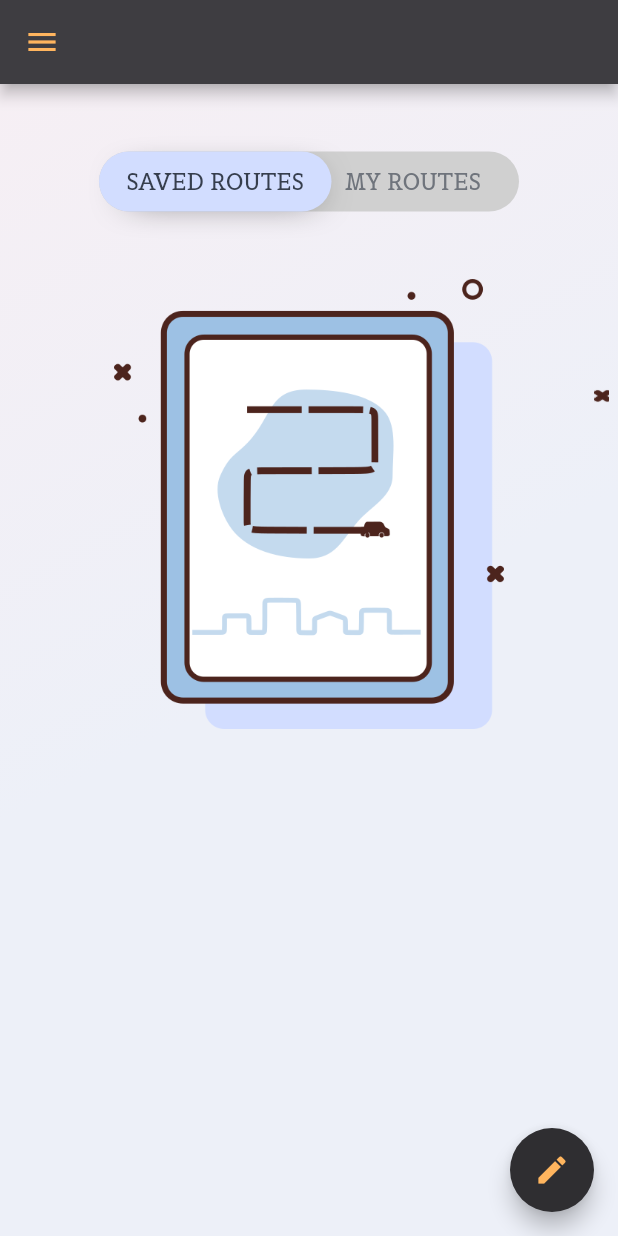
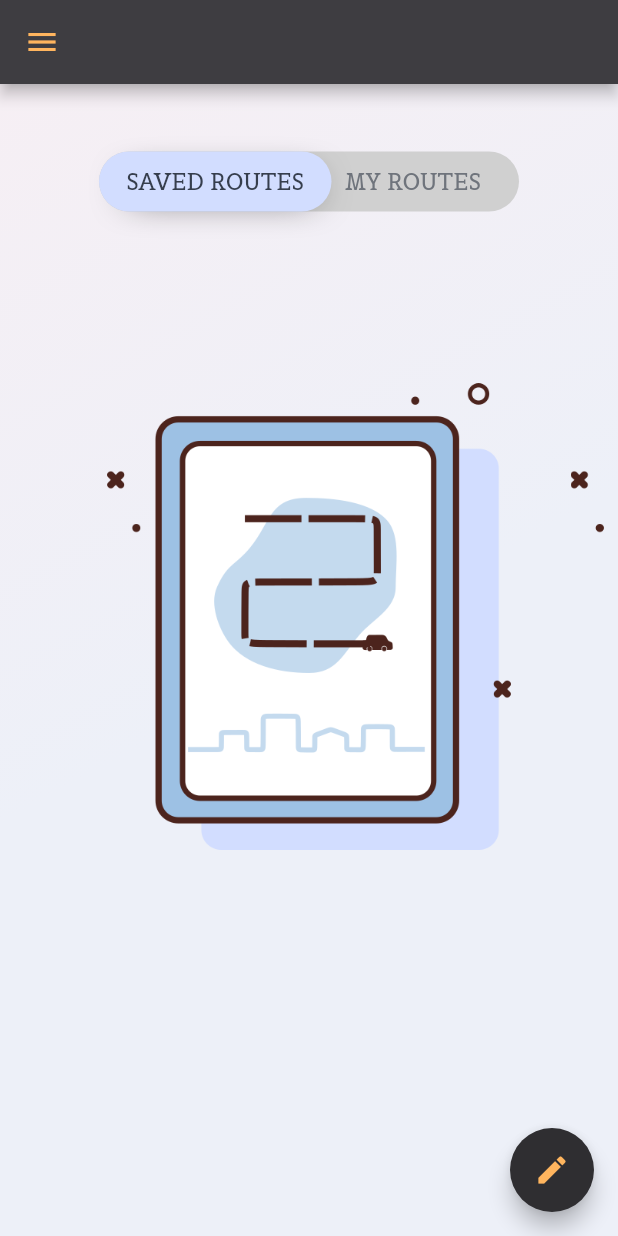
Before and after one commit to YourFoxy/uber, a Flutter app: the HomePage screen opened by its route, on a phone screen of 412 x 824 dp. Run offline on Flutter 3.47's test engine with Material 2 defaults, Android fonts, the phone set to English and light mode, and no system bars; our stand-ins replace cloud_firestore, csv, firebase_auth, firebase_core, firebase_storage, flutter_bloc and 5 more; accounts and stored records are empty.

Commit message:
card list 2.0

```diff
--- a/lib/pages/home_page.dart
+++ b/lib/pages/home_page.dart
@@ -247,8 +247,8 @@ class _HomePageState extends State<HomePage> {
                 ),
 
                 Container(
-                  height: 300,
-                  width: 400,
+                  height: 450,
+                  width: 600,
                   child: CardList(),
                 ),
                 // Container(
--- a/lib/widgets/card_list.dart
+++ b/lib/widgets/card_list.dart
@@ -1,3 +1,5 @@
+import 'dart:math';
+
 import '../scripts/index.dart';
 
 class CardList extends StatefulWidget {
@@ -8,7 +10,9 @@ class CardList extends StatefulWidget {
 }
 
 class _CardListState extends State<CardList> {
-  final _cardController = PageController(viewportFraction: 0.8);
+  double _viewportFraction = 0.75;
+
+  late final _cardController;
   var _currCardValue = 0.0;
 
   final double _scaleFactor = 0.7;
@@ -20,6 +24,7 @@ class _CardListState extends State<CardList> {
   @override
   void initState() {
     super.initState();
+    _cardController = PageController(viewportFraction: _viewportFraction);
     _cardController.addListener(() {
       setState(() {
         _currCardValue = _cardController.page!;
@@ -36,127 +41,160 @@ class _CardListState extends State<CardList> {
   @override
   Widget build(BuildContext context) {
     AssetImage assetImage = const AssetImage(routeCardUrl);
-    Image routeCard = Image(image: assetImage);
+    Image routeCard = Image(
+      image: assetImage,
+      // height: 300,
+    );
 
-    return PageView.builder(
+    return Container(
+      child: PageView.builder(
         controller: _cardController,
-      physics: const BouncingScrollPhysics(),
-      itemBuilder: (context, position) {
-        Matrix4 matrix = Matrix4.identity();
-        if (position == _currCardValue.floor()) {
-          _currentScale = 1 - (_currCardValue - position) * (1 - _scaleFactor);
-          _currentTransform = _height * (1 - _currentScale) / 2;
-          matrix = Matrix4.diagonal3Values(1.0, _currentScale, 1.0)
-            ..setTranslationRaw(0, _currentTransform, 0);
-        } else if (position == _currCardValue.floor() + 1) {
-          _currentScale = _scaleFactor +
-              (_currCardValue - position + 1) * (1 - _scaleFactor);
-          _currentTransform = _height * (1 - _currentScale) / 2;
-          matrix = Matrix4.diagonal3Values(1.0, _currentScale, 1.0)
-            ..setTranslationRaw(0, _currentTransform, 0);
-        } else if (position == _currCardValue.floor() - 1) {
-          _currentScale = 1 - (_currCardValue - position) * (1 - _scaleFactor);
-          var currTrans = _height * (1 - _currentScale) / 2;
-          matrix = Matrix4.diagonal3Values(1.0, _currentScale, 1.0)
-            ..setTranslationRaw(0, currTrans, 0);
+        itemBuilder: ((context, index) {
+          double pad = 20.0;
+          if (_cardController.page == index) {
+            pad = 0.0;
           } else {
-          _currentScale = 0.8;
-          matrix = Matrix4.diagonal3Values(1.0, _currentScale, 1.0)
-            ..setTranslationRaw(0, _height * (1 - _scaleFactor) / 2, 0);
+            pad = 20.0;
           }
-        return SizedBox(
-          //  height: 150,
-          //   width: 300,
-          child: Transform(
-            transform: matrix,
-            child: Padding(
-              padding: const EdgeInsets.symmetric(horizontal: 5),
-              child: GestureDetector(
-                child: Container(
-                  // height: 200,
-                  // width: 100,
-                  child: routeCard,
+          //  double scale = max(_viewportFraction,
+          //    (2.0 - (_cardController.page - index).abs()) + _viewportFraction);
+          return
+              //Padding(
+              // padding: EdgeInsets.symmetric(
+              // vertical: 100 - scale * 20, horizontal: 10),
+              //child:
+              Padding(
+            padding: EdgeInsets.all(pad),
+            child: Container(child: routeCard),
+          );
+          // Container(
+          //   //height: 100,
+          //   // width: 100,
+          //   color: AppColors.buttonColor,
+          // ),
+          //  );
+        }),
       ),
-                // child: Align(
-                //   alignment: Alignment.topCenter,
-                //   child: Stack(
-                //     children: [
-                //       Container(
-                //         padding: const EdgeInsets.only(left: 20, top: 20),
-                //         height: 220,
-                //         width: MediaQuery.of(context).size.width - 20,
-                //         margin: const EdgeInsets.only(right: 5, left: 5),
-                //         decoration: BoxDecoration(
-                //             borderRadius: BorderRadius.circular(30),
-                //             color: position.isEven
-                //                 ? Color(0xFF69c5df)
-                //                 : Color(0xFF9294cc),
-                //             image: DecorationImage(
-                //                 fit: BoxFit.cover,
-                //                 image: AssetImage("img/food0.png"))),
-                //       ),
-                //       Align(
-                //         alignment: Alignment.bottomCenter,
-                //         child: Container(
-                //           margin: const EdgeInsets.only(
-                //               bottom: 40, left: 35, right: 35),
-                //           width: double.maxFinite,
-                //           height: 120,
-                //           decoration: BoxDecoration(
-                //               borderRadius: BorderRadius.circular(20),
-                //               color: Colors.white,
-                //               boxShadow: [
-                //                 BoxShadow(
-                //                     color: Color(0xFFe8e8e8),
-                //                     blurRadius: 5.0,
-                //                     offset: Offset(0, 5)),
-                //                 BoxShadow(
-                //                     color: Colors.white, offset: Offset(-5, 0)),
-                //                 BoxShadow(
-                //                     color: Colors.white, offset: Offset(5, 0))
-                //               ]),
-                //           child: Container(
-                //             padding: const EdgeInsets.only(
-                //                 top: 20, left: 15, right: 15),
-                //             child: Column(
-                //               crossAxisAlignment: CrossAxisAlignment.start,
-                //               children: [
-                //                 Text("Fruit nutrition meal"),
-                //                 SizedBox(
-                //                   height: 10,
-                //                 ),
-                //                 Row(
-                //                   children: [
-                //                     Wrap(
-                //                       children: List.generate(
-                //                           5,
-                //                           (index) => Icon(Icons.star,
-                //                               color: Colors.cyan, size: 15)),
-                //                     ),
-                //                     SizedBox(
-                //                       width: 10,
-                //                     ),
-                //                     SizedBox(
-                //                       width: 10,
-                //                     ),
-                //                   ],
-                //                 ),
-                //                 SizedBox(
-                //                   height: 20,
-                //                 ),
-                //               ],
+    );
+    // return PageView.builder(
+    //   controller: _cardController,
+    //   physics: const BouncingScrollPhysics(),
+    //   itemBuilder: (context, position) {
+    //     Matrix4 matrix = Matrix4.identity();
+    //     if (position == _currCardValue.floor()) {
+    //       _currentScale = 1 - (_currCardValue - position) * (1 - _scaleFactor);
+    //       _currentTransform = _height * (1 - _currentScale) / 2;
+    //       matrix = Matrix4.diagonal3Values(1.0, _currentScale, 1.0)
+    //         ..setTranslationRaw(0, _currentTransform, 0);
+    //     } else if (position == _currCardValue.floor() + 1) {
+    //       _currentScale = _scaleFactor +
+    //           (_currCardValue - position + 1) * (1 - _scaleFactor);
+    //       _currentTransform = _height * (1 - _currentScale) / 2;
+    //       matrix = Matrix4.diagonal3Values(1.0, _currentScale, 1.0)
+    //         ..setTranslationRaw(0, _currentTransform, 0);
+    //     } else if (position == _currCardValue.floor() - 1) {
+    //       _currentScale = 1 - (_currCardValue - position) * (1 - _scaleFactor);
+    //       var currTrans = _height * (1 - _currentScale) / 2;
+    //       matrix = Matrix4.diagonal3Values(1.0, _currentScale, 1.0)
+    //         ..setTranslationRaw(0, currTrans, 0);
+    //     } else {
+    //       _currentScale = 0.8;
+    //       matrix = Matrix4.diagonal3Values(1.0, _currentScale, 1.0)
+    //         ..setTranslationRaw(0, _height * (1 - _scaleFactor) / 2, 0);
+    //     }
+    //     return SizedBox(
+    //       //  height: 150,
+    //       //   width: 300,
+    //       child: Transform(
+    //         transform: matrix,
+    //         child: Padding(
+    //           padding: const EdgeInsets.symmetric(horizontal: 5),
+    //           child: GestureDetector(
+    //             child: Container(
+    //               // height: 200,
+    //               // width: 100,
+    //               child: routeCard,
     //             ),
+    //             // child: Align(
+    //             //   alignment: Alignment.topCenter,
+    //             //   child: Stack(
+    //             //     children: [
+    //             //       Container(
+    //             //         padding: const EdgeInsets.only(left: 20, top: 20),
+    //             //         height: 220,
+    //             //         width: MediaQuery.of(context).size.width - 20,
+    //             //         margin: const EdgeInsets.only(right: 5, left: 5),
+    //             //         decoration: BoxDecoration(
+    //             //             borderRadius: BorderRadius.circular(30),
+    //             //             color: position.isEven
+    //             //                 ? Color(0xFF69c5df)
+    //             //                 : Color(0xFF9294cc),
+    //             //             image: DecorationImage(
+    //             //                 fit: BoxFit.cover,
+    //             //                 image: AssetImage("img/food0.png"))),
+    //             //       ),
+    //             //       Align(
+    //             //         alignment: Alignment.bottomCenter,
+    //             //         child: Container(
+    //             //           margin: const EdgeInsets.only(
+    //             //               bottom: 40, left: 35, right: 35),
+    //             //           width: double.maxFinite,
+    //             //           height: 120,
+    //             //           decoration: BoxDecoration(
+    //             //               borderRadius: BorderRadius.circular(20),
+    //             //               color: Colors.white,
+    //             //               boxShadow: [
+    //             //                 BoxShadow(
+    //             //                     color: Color(0xFFe8e8e8),
+    //             //                     blurRadius: 5.0,
+    //             //                     offset: Offset(0, 5)),
+    //             //                 BoxShadow(
+    //             //                     color: Colors.white, offset: Offset(-5, 0)),
+    //             //                 BoxShadow(
+    //             //                     color: Colors.white, offset: Offset(5, 0))
+    //             //               ]),
+    //             //           child: Container(
+    //             //             padding: const EdgeInsets.only(
+    //             //                 top: 20, left: 15, right: 15),
+    //             //             child: Column(
+    //             //               crossAxisAlignment: CrossAxisAlignment.start,
+    //             //               children: [
+    //             //                 Text("Fruit nutrition meal"),
+    //             //                 SizedBox(
+    //             //                   height: 10,
+    //             //                 ),
+    //             //                 Row(
+    //             //                   children: [
+    //             //                     Wrap(
+    //             //                       children: List.generate(
+    //             //                           5,
+    //             //                           (index) => Icon(Icons.star,
+    //             //                               color: Colors.cyan, size: 15)),
+    //             //                     ),
+    //             //                     SizedBox(
+    //             //                       width: 10,
+    //             //                     ),
+    //             //                     SizedBox(
+    //             //                       width: 10,
+    //             //                     ),
+    //             //                   ],
+    //             //                 ),
+    //             //                 SizedBox(
+    //             //                   height: 20,
+    //             //                 ),
+    //             //               ],
+    //             //             ),
+    //             //           ),
+    //             //         ),
+    //             //       ),
+    //             //     ],
+    //             //   ),
+    //             // ),
     //           ),
     //         ),
     //       ),
-                //     ],
-                //   ),
-                // ),
-              ),
-            ),
-          ),
-        );
-      },
-    );
+    //     );
+    //   },
+    // );
   }
 }
```
Lines whose indentation alone changed are shown as unchanged.
